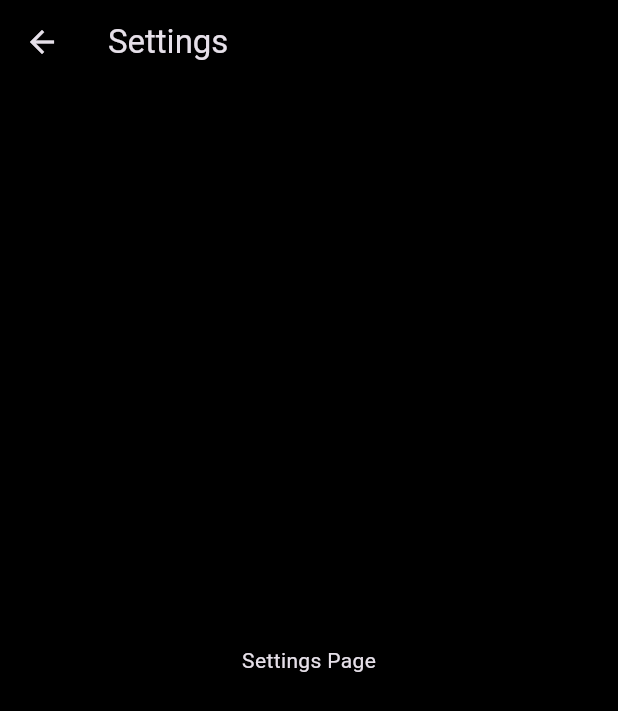
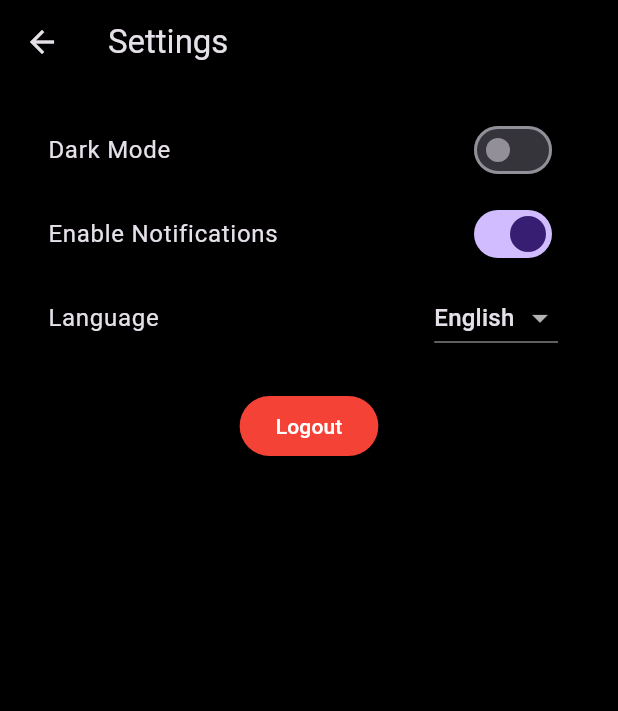
Before and after one commit to NaveenDilhan/Luna, a Flutter app: the screen it shows after launch, item 5 of the bottom bar chosen, after a tap on the "settings" icon, on a phone screen of 412 x 824 dp. Shown: the top 711 px of the screen. Run offline on Flutter 3.47's test engine with Material 3 defaults, Android fonts, the phone set to English and light mode, and no system bars; our stand-ins replace shared_preferences.

Commit message:
settings

```diff
--- a/lib/screens/Profile/settings_screen.dart
+++ b/lib/screens/Profile/settings_screen.dart
@@ -1,7 +1,41 @@
 import 'package:flutter/material.dart';
+import 'package:shared_preferences/shared_preferences.dart';
 
-class SettingsScreen extends StatelessWidget {
+class SettingsScreen extends StatefulWidget {
   const SettingsScreen({super.key});
+
+  @override
+  _SettingsScreenState createState() => _SettingsScreenState();
+}
+
+class _SettingsScreenState extends State<SettingsScreen> {
+  bool isDarkMode = false;
+  bool isNotificationsEnabled = true;
+  String selectedLanguage = 'English';
+
+  @override
+  void initState() {
+    super.initState();
+    _loadSettings();
+  }
+
+  Future<void> _loadSettings() async {
+    final prefs = await SharedPreferences.getInstance();
+    setState(() {
+      isDarkMode = prefs.getBool('darkMode') ?? false;
+      isNotificationsEnabled = prefs.getBool('notifications') ?? true;
+      selectedLanguage = prefs.getString('language') ?? 'English';
+    });
+  }
+
+  Future<void> _saveSetting(String key, dynamic value) async {
+    final prefs = await SharedPreferences.getInstance();
+    if (value is bool) {
+      await prefs.setBool(key, value);
+    } else if (value is String) {
+      await prefs.setString(key, value);
+    }
+  }
 
   @override
   Widget build(BuildContext context) {
@@ -10,8 +44,75 @@ class SettingsScreen extends StatelessWidget {
         title: const Text("Settings"),
         backgroundColor: Colors.black,
       ),
-      body: const Center(
-        child: Text("Settings Page"),
+      body: Padding(
+        padding: const EdgeInsets.all(16.0),
+        child: Column(
+          crossAxisAlignment: CrossAxisAlignment.start,
+          children: [
+            // Theme Toggle
+            SwitchListTile(
+              title: const Text("Dark Mode"),
+              value: isDarkMode,
+              onChanged: (value) {
+                setState(() {
+                  isDarkMode = value;
+                  _saveSetting('darkMode', value);
+                });
+              },
+            ),
+
+            SwitchListTile(
+              title: const Text("Enable Notifications"),
+              value: isNotificationsEnabled,
+              onChanged: (value) {
+                setState(() {
+                  isNotificationsEnabled = value;
+                  _saveSetting('notifications', value);
+                });
+              },
+            ),
+
+            ListTile(
+              title: const Text("Language"),
+              trailing: DropdownButton<String>(
+                value: selectedLanguage,
+                onChanged: (String? newValue) {
+                  if (newValue != null) {
+                    setState(() {
+                      selectedLanguage = newValue;
+                      _saveSetting('language', newValue);
+                    });
+                  }
+                },
+                items: <String>['English', 'Spanish', 'French', 'German']
+                    .map<DropdownMenuItem<String>>(
+                      (String value) => DropdownMenuItem<String>(
+                        value: value,
+                        child: Text(value),
+                      ),
+                    )
+                    .toList(),
+              ),
+            ),
+
+            const SizedBox(height: 20),
+
+            Center(
+              child: ElevatedButton(
+                onPressed: () {
+                  ScaffoldMessenger.of(context).showSnackBar(
+                    const SnackBar(content: Text("Logged out successfully!")),
+                  );
+                },
+                style: ElevatedButton.styleFrom(
+                  backgroundColor: Colors.red,
+                  foregroundColor: Colors.white,
+                ),
+                child: const Text("Logout"),
+              ),
+            ),
+          ],
+        ),
       ),
     );
   }
--- a/lib/screens/home_screen.dart
+++ b/lib/screens/home_screen.dart
@@ -21,17 +21,36 @@ class HomeScreen extends StatelessWidget {
             ),
             const SizedBox(height: 10),
             Expanded(
-              child: ListView.builder(
+              child: GridView.builder(
+                gridDelegate: const SliverGridDelegateWithFixedCrossAxisCount(
+                  crossAxisCount: 3,
+                  crossAxisSpacing: 10,
+                  mainAxisSpacing: 10,
+                  childAspectRatio: 1,
+                ),
                 itemCount: 10,
                 itemBuilder: (context, index) {
-                  return ListTile(
-                    leading:
-                        const Icon(Icons.music_note, color: Colors.deepPurple),
-                    title: Text('Track ${index + 1}'),
-                    subtitle: Text('Artist ${index + 1}'),
+                  return GestureDetector(
                     onTap: () {
                       // Navigate to music player
                     },
+                    child: Container(
+                      decoration: BoxDecoration(
+                        color: Colors.deepPurple.shade100,
+                        borderRadius: BorderRadius.circular(10),
+                      ),
+                      child: Column(
+                        mainAxisAlignment: MainAxisAlignment.center,
+                        children: [
+                          const Icon(Icons.music_note,
+                              size: 40, color: Colors.deepPurple),
+                          const SizedBox(height: 8),
+                          Text('Track ${index + 1}',
+                              style: const TextStyle(
+                                  fontSize: 16, fontWeight: FontWeight.bold)),
+                        ],
+                      ),
+                    ),
                   );
                 },
               ),
@@ -51,9 +70,7 @@ class HomeScreen extends StatelessWidget {
                         color: Colors.deepPurple),
                     title: Text('New Track ${index + 1}'),
                     subtitle: Text('New Artist ${index + 1}'),
-                    onTap: () {
-                      // Navigate to music player
-                    },
+                    onTap: () {},
                   );
                 },
               ),
--- a/pubspec.yaml
+++ b/pubspec.yaml
@@ -14,6 +14,7 @@ dependencies:
   provider: ^6.0.3 # Example dependency for state management
   shared_preferences: ^2.0.15
   just_audio: ^0.9.46
+  shared_preferences: latest_version
 
 dev_dependencies:
   flutter_test:
```
Also changed, not shown: lib/screens/Profile/EditProfileScreen.dart (+21 -9 lines), 4 other files.
